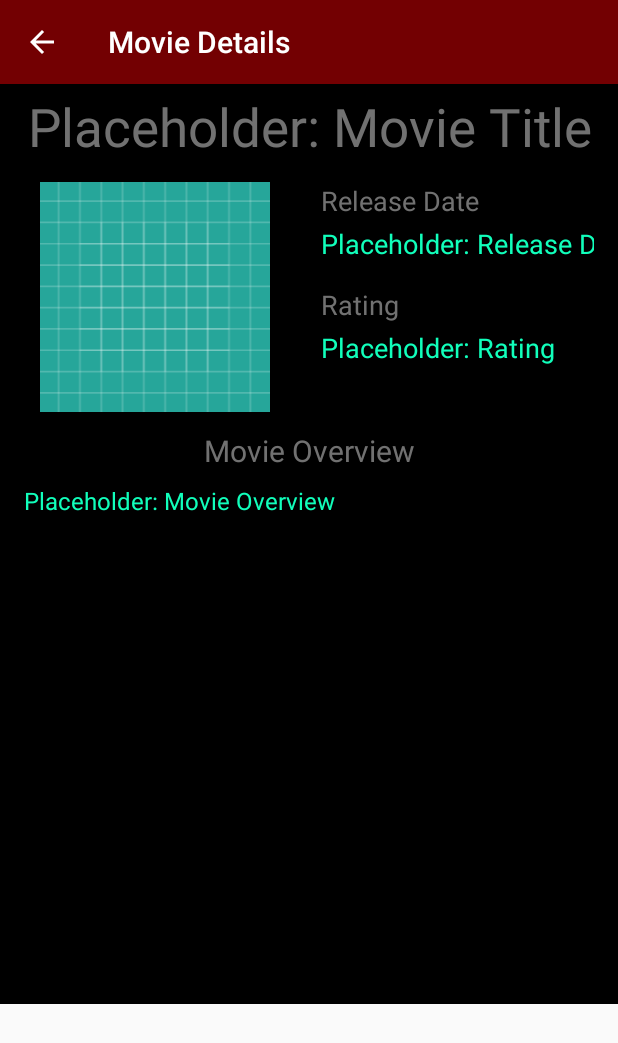
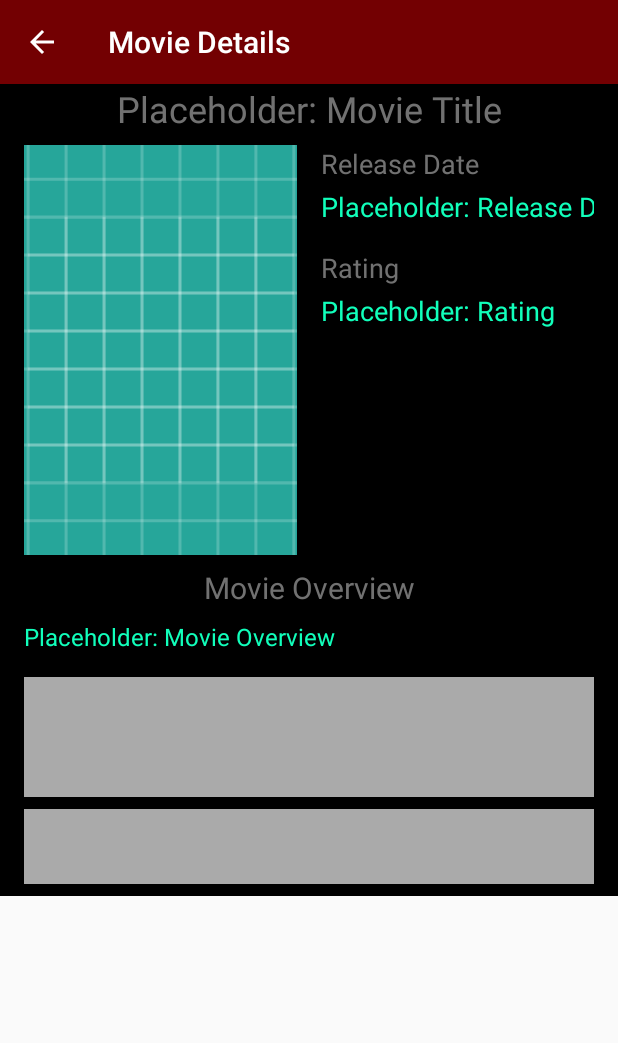
Before and after one commit to Warbeleth/popularmovies_stage2, an Android app: the MovieDetailsActivity screen opened directly, with no data from a screen before it, on a phone screen of 412 x 824 dp. Shown: the top 1043 px of the screen. Run offline under Robolectric (Android 15) with nearby library versions, the phone set to English and light mode, and no system bars; our stand-ins replace Picasso; pictures from the network do not load; Roboto replaces fonts that are not available here.

Commit message:
UI Adjustments:
Numerous adjustments in activity_movie_details.xml

```diff
--- a/app/src/main/res/layout/activity_movie_details.xml
+++ b/app/src/main/res/layout/activity_movie_details.xml
@@ -15,12 +15,13 @@
         <android.support.v7.widget.AppCompatTextView
             android:id="@+id/tv_details_movie_title"
             android:layout_width="match_parent"
-            android:layout_height="57dp"
+            android:layout_height="wrap_content"
             android:layout_marginEnd="16dp"
             android:layout_marginStart="16dp"
             android:gravity="center_vertical|center_horizontal"
             android:text="@string/placeholder_movie_title"
             android:textColor="@color/colorSecondaryText"
+            android:textSize="24sp"
             app:autoSizeMaxTextSize="40sp"
             app:autoSizeMinTextSize="12sp"
             app:autoSizeStepGranularity="1px"
@@ -34,17 +35,16 @@
             android:id="@+id/iv_details_movie_poster"
             android:layout_width="0dp"
             android:layout_height="0dp"
-            android:layout_marginBottom="8dp"
-            android:layout_marginEnd="16dp"
+            android:layout_marginEnd="8dp"
             android:layout_marginStart="16dp"
             android:layout_marginTop="8dp"
             android:adjustViewBounds="true"
             android:contentDescription="@string/movie_thumbnail_MoviePoster"
-            app:layout_constraintBottom_toTopOf="@+id/horizontal_guideline"
+            android:scaleType="centerCrop"
+            app:layout_constraintDimensionRatio="1:1.5"
             app:layout_constraintEnd_toStartOf="@+id/vertical_guideline"
             app:layout_constraintStart_toStartOf="parent"
             app:layout_constraintTop_toBottomOf="@+id/tv_details_movie_title"
-            app:layout_constraintVertical_bias="0.0"
             app:srcCompat="@drawable/ic_launcher_background" />
 
         <android.support.v7.widget.AppCompatTextView
@@ -102,7 +102,6 @@
             android:id="@+id/tv_details_rating_value"
             android:layout_width="0dp"
             android:layout_height="wrap_content"
-            android:layout_marginBottom="8dp"
             android:layout_marginEnd="16dp"
             android:layout_marginStart="8dp"
             android:layout_marginTop="4dp"
@@ -112,11 +111,9 @@
             android:textColor="@color/colorPrimaryText"
             android:textSize="18sp"
             app:fontFamily="@font/cardo"
-            app:layout_constraintBottom_toTopOf="@+id/horizontal_guideline"
             app:layout_constraintEnd_toEndOf="parent"
             app:layout_constraintStart_toStartOf="@+id/vertical_guideline"
-            app:layout_constraintTop_toBottomOf="@+id/tv_details_rating_label"
-            app:layout_constraintVertical_bias="0.0" />
+            app:layout_constraintTop_toBottomOf="@+id/tv_details_rating_label" />
 
         <android.support.v7.widget.AppCompatTextView
             android:id="@+id/tv_ml_details_overview_label"
@@ -124,7 +121,7 @@
             android:layout_height="wrap_content"
             android:layout_marginEnd="16dp"
             android:layout_marginStart="16dp"
-            android:layout_marginTop="4dp"
+            android:layout_marginTop="8dp"
             android:ems="10"
             android:inputType="textMultiLine"
             android:singleLine="false"
@@ -136,13 +133,12 @@
             app:layout_constraintEnd_toEndOf="parent"
             app:layout_constraintHorizontal_bias="0.0"
             app:layout_constraintStart_toStartOf="parent"
-            app:layout_constraintTop_toTopOf="@+id/horizontal_guideline" />
+            app:layout_constraintTop_toBottomOf="@+id/iv_details_movie_poster" />
 
         <android.support.v7.widget.AppCompatTextView
             android:id="@+id/tv_ml_details_overview_value"
             android:layout_width="match_parent"
             android:layout_height="wrap_content"
-            android:layout_marginBottom="8dp"
             android:layout_marginEnd="16dp"
             android:layout_marginStart="16dp"
             android:layout_marginTop="8dp"
@@ -153,19 +149,10 @@
             android:textColor="@color/colorPrimaryText"
             android:textSize="16sp"
             app:fontFamily="@font/cardo"
-            app:layout_constraintBottom_toTopOf="@+id/horizontal_guideline_videos"
             app:layout_constraintEnd_toEndOf="parent"
             app:layout_constraintHorizontal_bias="0.0"
             app:layout_constraintStart_toStartOf="parent"
-            app:layout_constraintTop_toBottomOf="@id/tv_ml_details_overview_label"
-            app:layout_constraintVertical_bias="0.053" />
-
-        <android.support.constraint.Guideline
-            android:id="@+id/horizontal_guideline"
-            android:layout_width="match_parent"
-            android:layout_height="wrap_content"
-            android:orientation="horizontal"
-            app:layout_constraintGuide_percent="0.37" />
+            app:layout_constraintTop_toBottomOf="@id/tv_ml_details_overview_label" />
 
         <android.support.constraint.Guideline
             android:id="@+id/vertical_guideline"
@@ -174,12 +161,6 @@
             android:orientation="vertical"
             app:layout_constraintGuide_percent=".5" />
 
-        <android.support.constraint.Guideline
-            android:id="@+id/horizontal_guideline_videos"
-            android:layout_width="wrap_content"
-            android:layout_height="wrap_content"
-            android:orientation="horizontal"
-            app:layout_constraintGuide_percent="0.49" />
         <!--app:layout_constraintGuide_begin=".6"-->
 
         <HorizontalScrollView
@@ -190,12 +171,12 @@
             android:layout_marginEnd="16dp"
             android:layout_marginStart="16dp"
             android:layout_marginTop="16dp"
-            app:layout_constraintBottom_toTopOf="@+id/guideline2"
+            android:background="@android:color/darker_gray"
+            app:layout_constraintBottom_toTopOf="@+id/Reviews_Scrollview"
             app:layout_constraintEnd_toEndOf="parent"
             app:layout_constraintHorizontal_bias="0.0"
             app:layout_constraintStart_toStartOf="parent"
-            app:layout_constraintTop_toBottomOf="@+id/tv_ml_details_overview_value"
-            app:layout_constraintVertical_bias="0.022">
+            app:layout_constraintTop_toBottomOf="@+id/tv_ml_details_overview_value">
 
             <LinearLayout
                 android:layout_width="wrap_content"
@@ -203,24 +184,19 @@
                 android:orientation="vertical" />
         </HorizontalScrollView>
 
-        <android.support.constraint.Guideline
-            android:id="@+id/guideline2"
-            android:layout_width="wrap_content"
-            android:layout_height="wrap_content"
-            android:orientation="horizontal"
-            app:layout_constraintGuide_percent="0.64" />
         <!--app:layout_constraintGuide_begin=".75"-->
 
         <ScrollView
             android:id="@+id/Reviews_Scrollview"
             android:layout_width="match_parent"
             android:layout_height="50dp"
+            android:layout_marginBottom="8dp"
             android:layout_marginEnd="16dp"
             android:layout_marginStart="16dp"
-            android:layout_marginTop="8dp"
+            android:background="@android:color/darker_gray"
+            app:layout_constraintBottom_toBottomOf="parent"
             app:layout_constraintEnd_toEndOf="parent"
-            app:layout_constraintStart_toStartOf="parent"
-            app:layout_constraintTop_toTopOf="@+id/guideline2">
+            app:layout_constraintStart_toStartOf="parent">
 
             <LinearLayout
                 android:layout_width="match_parent"
```
